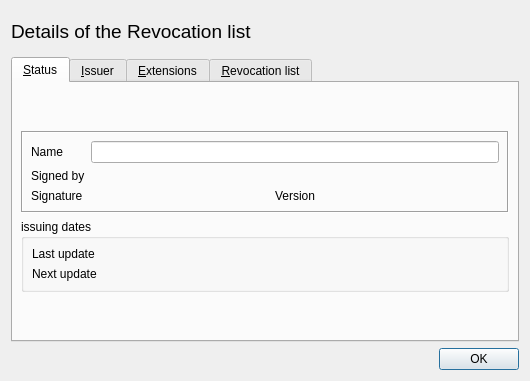
chris2511/xca, file ui/CrlDetail.ui: the form before one commit.
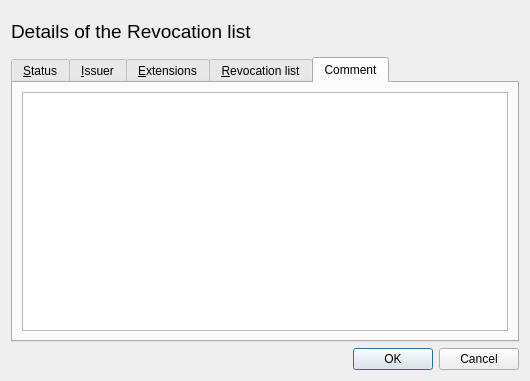
The form after the commit. The open tabs and pages were chosen to show the change. Custom widgets are drawn as their Qt base class.

Diff of the .ui file:
```diff
--- a/ui/CrlDetail.ui
+++ b/ui/CrlDetail.ui
@@ -281,12 +281,33 @@
        </item>
       </layout>
      </widget>
+     <widget class="QWidget" name="tab_2">
+      <attribute name="title">
+       <string>Comment</string>
+      </attribute>
+      <layout class="QVBoxLayout" name="verticalLayout_2">
+       <item>
+        <widget class="QTextEdit" name="comment">
+         <property name="html">
+          <string notr="true">&lt;!DOCTYPE HTML PUBLIC &quot;-//W3C//DTD HTML 4.0//EN&quot; &quot;http://www.w3.org/TR/REC-html40/strict.dtd&quot;&gt;
+&lt;html&gt;&lt;head&gt;&lt;meta name=&quot;qrichtext&quot; content=&quot;1&quot; /&gt;&lt;style type=&quot;text/css&quot;&gt;
+p, li { white-space: pre-wrap; }
+&lt;/style&gt;&lt;/head&gt;&lt;body style=&quot; font-family:'Sans Serif'; font-size:9pt; font-weight:400; font-style:normal;&quot;&gt;
+&lt;p style=&quot;-qt-paragraph-type:empty; margin-top:0px; margin-bottom:0px; margin-left:0px; margin-right:0px; -qt-block-indent:0; text-indent:0px;&quot;&gt;&lt;/p&gt;&lt;/body&gt;&lt;/html&gt;</string>
+         </property>
+         <property name="acceptRichText">
+          <bool>false</bool>
+         </property>
+        </widget>
+       </item>
+      </layout>
+     </widget>
     </widget>
    </item>
    <item>
     <widget class="QDialogButtonBox" name="buttonBox">
      <property name="standardButtons">
-      <set>QDialogButtonBox::Ok</set>
+      <set>QDialogButtonBox::Cancel|QDialogButtonBox::Ok</set>
      </property>
     </widget>
    </item>
```
